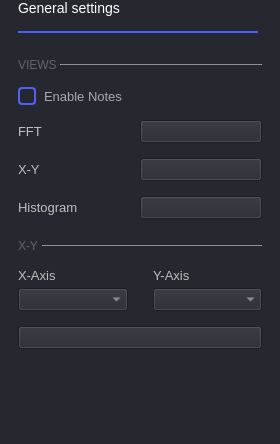
analogdevicesinc/scopy, file ui/osc_general_settings.ui: the form before one commit.
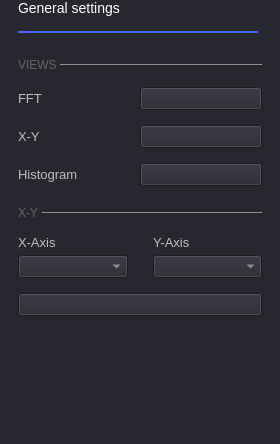
The form after the commit. Custom widgets are drawn as their Qt base class.

Commit message:
General: Added instrument notes to all instruments
Moved instrument enable to preferences so all instrument notes are enabled
from the same spot

```diff
--- a/ui/osc_general_settings.ui
+++ b/ui/osc_general_settings.ui
@@ -210,31 +210,7 @@
        <property name="verticalSpacing">
         <number>15</number>
        </property>
-       <item row="3" column="1">
-        <widget class="adiscope::CustomSwitch" name="XY_view">
-         <property name="text">
-          <string/>
-         </property>
-        </widget>
-       </item>
-       <item row="4" column="1">
-        <widget class="adiscope::CustomSwitch" name="Histogram_view">
-         <property name="text">
-          <string/>
-         </property>
-        </widget>
-       </item>
-       <item row="4" column="0">
-        <widget class="QLabel" name="label_8">
-         <property name="styleSheet">
-          <string notr="true">font-size: 13px;</string>
-         </property>
-         <property name="text">
-          <string>Histogram</string>
-         </property>
-        </widget>
-       </item>
-       <item row="1" column="0">
+       <item row="0" column="0">
         <widget class="QLabel" name="label_2">
          <property name="styleSheet">
           <string notr="true">font-size: 13px;</string>
@@ -244,14 +220,31 @@
          </property>
         </widget>
        </item>
-       <item row="1" column="1">
-        <widget class="adiscope::CustomSwitch" name="FFT_view">
-         <property name="text">
-          <string/>
-         </property>
-        </widget>
-       </item>
        <item row="3" column="0">
+        <widget class="QLabel" name="label_8">
+         <property name="styleSheet">
+          <string notr="true">font-size: 13px;</string>
+         </property>
+         <property name="text">
+          <string>Histogram</string>
+         </property>
+        </widget>
+       </item>
+       <item row="2" column="1">
+        <widget class="adiscope::CustomSwitch" name="XY_view">
+         <property name="text">
+          <string/>
+         </property>
+        </widget>
+       </item>
+       <item row="3" column="1">
+        <widget class="adiscope::CustomSwitch" name="Histogram_view">
+         <property name="text">
+          <string/>
+         </property>
+        </widget>
+       </item>
+       <item row="2" column="0">
         <widget class="QLabel" name="label_3">
          <property name="styleSheet">
           <string notr="true">font-size: 13px;</string>
@@ -261,15 +254,10 @@
          </property>
         </widget>
        </item>
-       <item row="0" column="0" colspan="2">
-        <widget class="QCheckBox" name="notesEnable">
-         <property name="styleSheet">
-          <string notr="true">font-size: 13px;
-	font-weight: normal;
-</string>
-         </property>
+       <item row="0" column="1">
+        <widget class="adiscope::CustomSwitch" name="FFT_view">
          <property name="text">
-          <string>Enable Notes</string>
+          <string/>
          </property>
         </widget>
        </item>
```
The commit also changes 44 other files.
